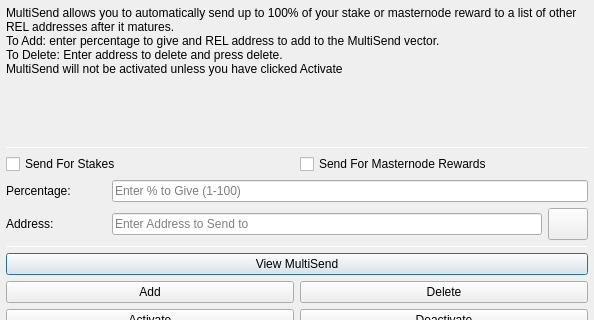
Before: the Qt Designer form src/qt/forms/multisenddialog.ui in supertref/Reex, drawn with Qt 5; both pictures show x 0 to 594 and y 0 to 320 of the 594 by 523 pixel window.
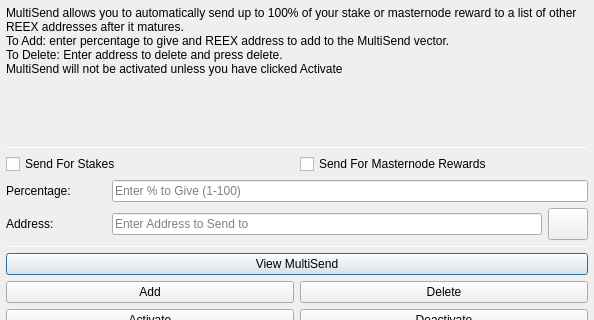
After: the same form once the commit is applied. Icons and pictures are not drawn.

What changed in the file:
```diff
--- a/src/qt/forms/multisenddialog.ui
+++ b/src/qt/forms/multisenddialog.ui
@@ -37,8 +37,8 @@
         <number>1</number>
        </property>
        <property name="text">
-        <string>MultiSend allows you to automatically send up to 100% of your stake or masternode reward to a list of other REL addresses after it matures.
-To Add: enter percentage to give and REL address to add to the MultiSend vector.
+        <string>MultiSend allows you to automatically send up to 100% of your stake or masternode reward to a list of other REEX addresses after it matures.
+To Add: enter percentage to give and REEX address to add to the MultiSend vector.
 To Delete: Enter address to delete and press delete.
 MultiSend will not be activated unless you have clicked Activate</string>
        </property>
```
